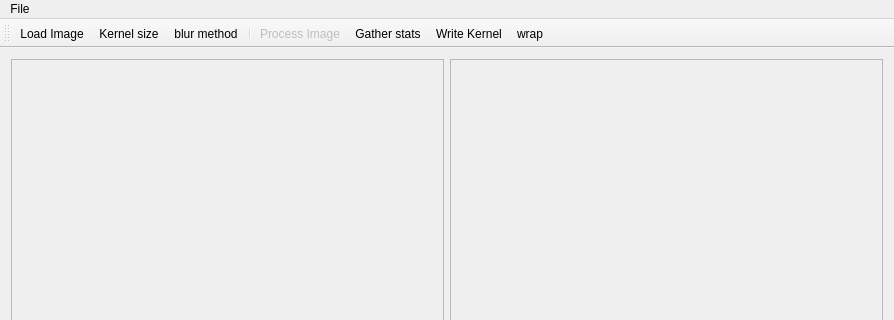
First picture: the form in GaussianSmooth/mainwindow.ui, repository gosom/img-proc-p2, before the edit; both pictures show x 0 to 894 and y 0 to 320 of the 894 by 585 pixel window.
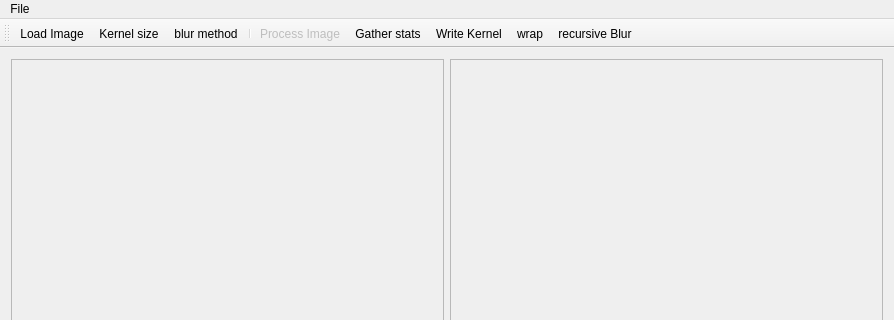
Second picture: the form after the edit.

Commit message: implemented recursive gaussian filter

The edit to the form file:
```diff
--- a/GaussianSmooth/mainwindow.ui
+++ b/GaussianSmooth/mainwindow.ui
@@ -103,6 +103,7 @@
    <addaction name="actionGather_stats"/>
    <addaction name="actionWrite_Kernel"/>
    <addaction name="actionWrap"/>
+   <addaction name="actionRecursive_Blur"/>
   </widget>
   <action name="actionLoad_Image">
    <property name="text">
@@ -145,6 +146,11 @@
     <string>wrap</string>
    </property>
   </action>
+  <action name="actionRecursive_Blur">
+   <property name="text">
+    <string>recursive Blur</string>
+   </property>
+  </action>
  </widget>
  <layoutdefault spacing="6" margin="11"/>
  <resources/>
```
The commit also changes 9 other files.
